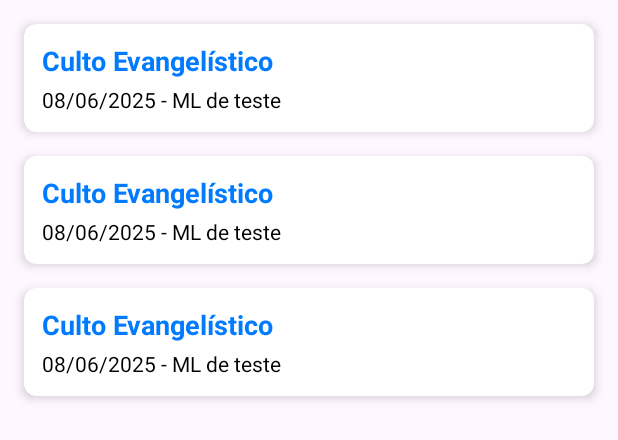
After one commit to samukaoliveira/appML-Mobile, an Android app: the layout activity_escalas.xml on its own in the app's theme, with its tools: preview values and no code run, on a phone screen of 412 x 824 dp. The commit adds this screen. Shown: the top 440 px of the screen. Run offline under Robolectric (Android 15) with nearby library versions, the phone set to English and light mode, and no system bars.

Commit message:
Criando models e views de escalas

```diff
--- a/app/src/main/AndroidManifest.xml
+++ b/app/src/main/AndroidManifest.xml
@@ -24,6 +24,7 @@
         </activity>
         <activity android:name=".LoginActivity" />
         <activity android:name=".MainActivity" />
+        <activity android:name=".views.EscalasActivity" />
     </application>
 
     <uses-permission android:name="android.permission.INTERNET" />
--- a/app/src/main/java/com/example/appml/services/RetrofitInstance.java
+++ b/app/src/main/java/com/example/appml/services/RetrofitInstance.java
@@ -5,7 +5,7 @@ import retrofit2.converter.gson.GsonConverterFactory;
 
 public class RetrofitInstance {
 
-    private static final String BASE_URL = "http://192.168.1.106:3000/api/";
+    private static final String BASE_URL = "http://192.168.1.103:3000/api/";
 
     private static Retrofit retrofit;
 
--- /dev/null
+++ b/app/src/main/res/drawable/badge_background.xml
@@ -0,0 +1,5 @@
+<shape xmlns:android="http://schemas.android.com/apk/res/android"
+    android:shape="rectangle">
+    <solid android:color="#D32F2F" /> <!-- vermelho -->
+    <corners android:radius="8dp" />
+</shape>
--- /dev/null
+++ b/app/src/main/res/layout/activity_escalas.xml
@@ -0,0 +1,21 @@
+<?xml version="1.0" encoding="utf-8"?>
+<androidx.constraintlayout.widget.ConstraintLayout xmlns:android="http://schemas.android.com/apk/res/android"
+    xmlns:tools="http://schemas.android.com/tools"
+    android:layout_width="match_parent"
+    android:layout_height="match_parent"
+    xmlns:app="http://schemas.android.com/apk/res-auto"
+    tools:context=".views.EscalasActivity">
+
+    <androidx.recyclerview.widget.RecyclerView
+        android:id="@+id/recycler_escalas"
+        android:layout_width="0dp"
+        android:layout_height="0dp"
+        android:padding="8dp"
+        tools:listitem="@layout/item_escala_simples"
+        android:clipToPadding="false"
+        android:scrollbars="vertical"
+        app:layout_constraintTop_toTopOf="parent"
+        app:layout_constraintBottom_toBottomOf="parent"
+        app:layout_constraintStart_toStartOf="parent"
+        app:layout_constraintEnd_toEndOf="parent"/>
+</androidx.constraintlayout.widget.ConstraintLayout>
--- a/app/src/main/res/layout/activity_main.xml
+++ b/app/src/main/res/layout/activity_main.xml
@@ -72,6 +72,8 @@
                 android:id="@+id/card_escalas"
                 android:layout_width="0dp"
                 android:layout_height="wrap_content"
+                android:clickable="true"
+                android:focusable="true"
                 app:cardCornerRadius="8dp"
                 app:cardElevation="4dp"
                 android:layout_margin="8dp"
--- /dev/null
+++ b/app/src/main/res/layout/item_escala_simples.xml
@@ -0,0 +1,36 @@
+<?xml version="1.0" encoding="utf-8"?>
+<androidx.cardview.widget.CardView
+    xmlns:android="http://schemas.android.com/apk/res/android"
+    xmlns:app="http://schemas.android.com/apk/res-auto"
+    android:layout_width="match_parent"
+    android:layout_height="wrap_content"
+    android:layout_margin="8dp"
+    app:cardElevation="4dp"
+    app:cardCornerRadius="8dp">
+
+    <LinearLayout
+        android:layout_width="match_parent"
+        android:layout_height="wrap_content"
+        android:orientation="vertical"
+        android:padding="12dp">
+
+        <TextView
+            android:id="@+id/nome_escala"
+            android:layout_width="wrap_content"
+            android:layout_height="wrap_content"
+            android:text="Culto Evangelístico"
+            android:textSize="18sp"
+            android:textStyle="bold"
+            android:textColor="#007BFF"/>
+
+        <TextView
+            android:id="@+id/data_ministerio"
+            android:layout_width="wrap_content"
+            android:layout_height="wrap_content"
+            android:text="08/06/2025 - ML de teste"
+            android:textSize="14sp"
+            android:textColor="#000000"
+            android:layout_marginTop="4dp" />
+
+    </LinearLayout>
+</androidx.cardview.widget.CardView>
```
Also changed, not shown: app/src/main/java/com/example/appml/MainActivity.java (+18 -6 lines), app/src/main/java/com/example/appml/models/escala/Escala.java (added, +118 -0 lines), app/src/main/java/com/example/appml/models/escala/EscalaDetalhada.java (added, +105 -0 lines), app/src/main/java/com/example/appml/models/escala/EscalaSimples.java (added, +33 -0 lines), app/src/main/java/com/example/appml/services/ApiService.java (+13 -2 lines), app/src/main/java/com/example/appml/views/EscalaDetalheActivity.java (added, +127 -0 lines), app/src/main/java/com/example/appml/views/EscalasActivity.java (added, +71 -0 lines), app/src/main/java/com/example/appml/views/EscalasAdapter.java (added, +65 -0 lines), app/src/main/res/layout/activity_escala_detalhe.xml (added, +78 -0 lines).
